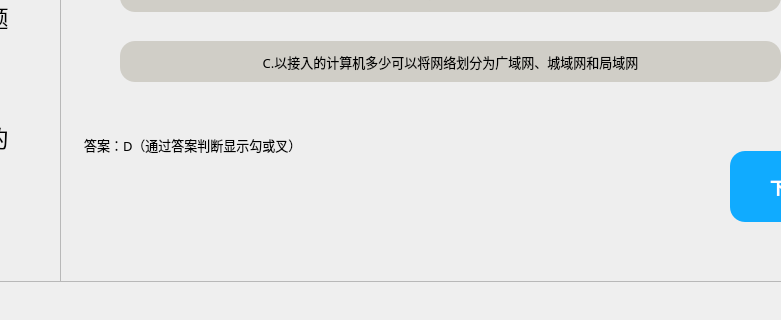
EdmitSpera/Postgraduate-question-system, file UI前端/UI美化1.0/练习UI2_1.0.ui: the form before one commit; both pictures show x 200 to 981 and y 429 to 749 of the 1140 by 749 pixel window.
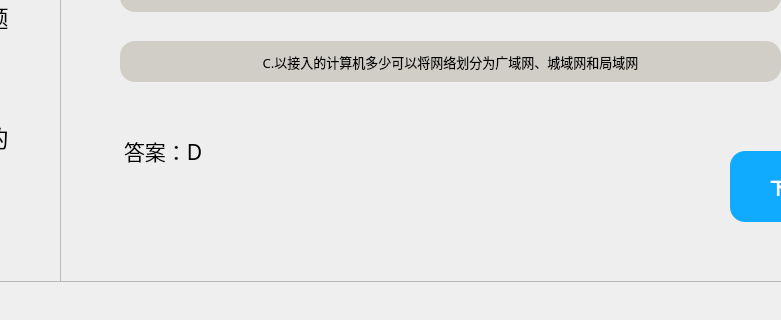
The form after the commit. Icons and pictures are not drawn.

```diff
--- a/UI前端/UI美化1.0/练习UI2_1.0.ui
+++ b/UI前端/UI美化1.0/练习UI2_1.0.ui
@@ -745,15 +745,16 @@
   <widget class="QTextBrowser" name="exercise_analyse">
    <property name="geometry">
     <rect>
-     <x>280</x>
+     <x>320</x>
      <y>560</y>
-     <width>621</width>
-     <height>111</height>
+     <width>471</width>
+     <height>71</height>
     </rect>
    </property>
    <property name="font">
     <font>
      <family>微软雅黑</family>
+     <pointsize>9</pointsize>
      <underline>false</underline>
     </font>
    </property>
@@ -768,7 +769,7 @@
 &lt;html&gt;&lt;head&gt;&lt;meta name=&quot;qrichtext&quot; content=&quot;1&quot; /&gt;&lt;style type=&quot;text/css&quot;&gt;
 p, li { white-space: pre-wrap; }
 &lt;/style&gt;&lt;/head&gt;&lt;body style=&quot; font-family:'微软雅黑'; font-size:9pt; font-weight:400; font-style:normal;&quot;&gt;
-&lt;p style=&quot; margin-top:0px; margin-bottom:0px; margin-left:0px; margin-right:0px; -qt-block-indent:0; text-indent:0px;&quot;&gt;&lt;span style=&quot; font-size:10pt;&quot;&gt;答案：D（通过答案判断显示勾或叉）&lt;/span&gt;&lt;/p&gt;&lt;/body&gt;&lt;/html&gt;</string>
+&lt;p style=&quot; margin-top:0px; margin-bottom:0px; margin-left:0px; margin-right:0px; -qt-block-indent:0; text-indent:0px;&quot;&gt;&lt;span style=&quot; font-size:16pt;&quot;&gt;答案：D&lt;/span&gt;&lt;/p&gt;&lt;/body&gt;&lt;/html&gt;</string>
    </property>
   </widget>
   <zorder>label_right</zorder>
```
Left out of the diff: 9 changed lines with no effect on the pictures.
